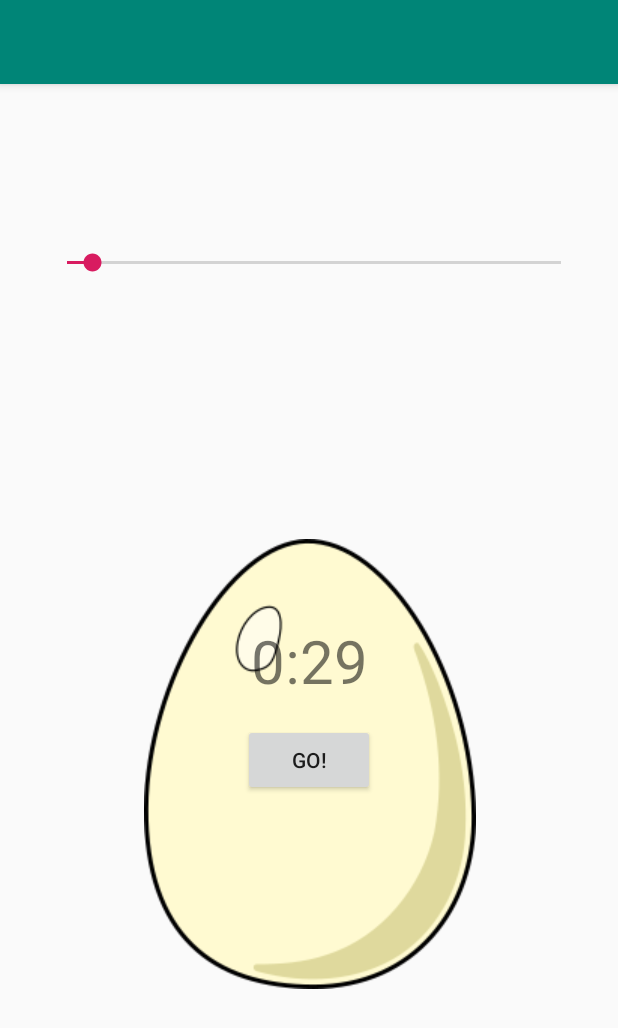
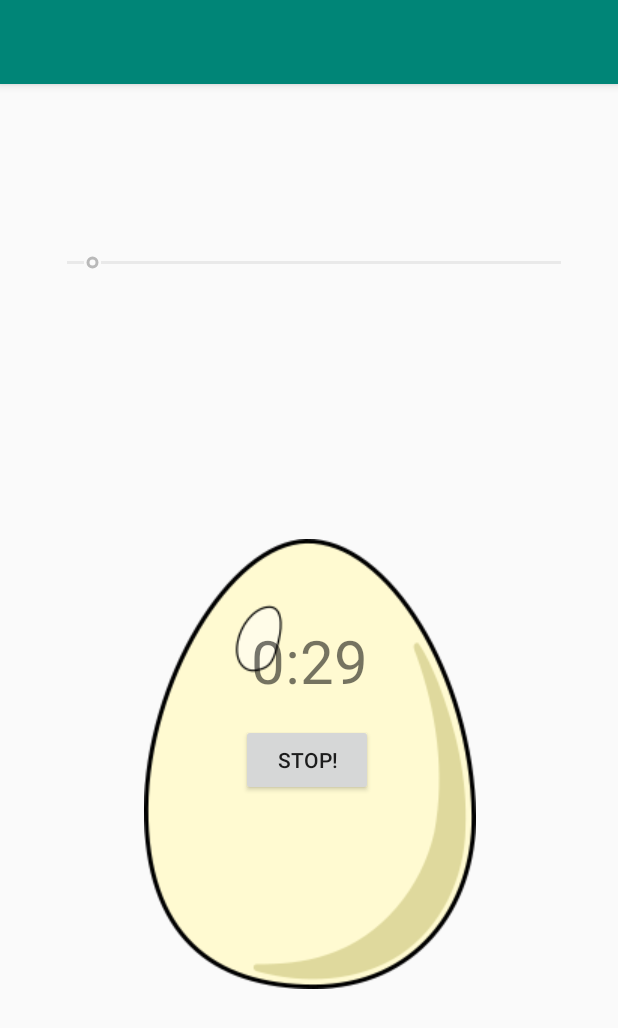
Before and after one commit to PiotrDawidziuk/EggTimer, an Android app: the screen it shows after launch (MainActivity), after a tap on "GO!", on a phone screen of 412 x 824 dp. Shown: the top 1028 px of the screen. Run offline under Robolectric (Android 15) with nearby library versions, the phone set to English and light mode, and no system bars.

Commit message:
button set to stop

```diff
--- a/app/src/main/java/pl/apka/eggtimerapp/MainActivity.java
+++ b/app/src/main/java/pl/apka/eggtimerapp/MainActivity.java
@@ -1,24 +1,28 @@
 package pl.apka.eggtimerapp;
 
+import android.media.MediaPlayer;
 import android.os.CountDownTimer;
 import android.support.v7.app.AppCompatActivity;
 import android.os.Bundle;
-import android.util.Log;
 import android.view.View;
+import android.widget.Button;
 import android.widget.SeekBar;
 import android.widget.TextView;
 
 public class MainActivity extends AppCompatActivity {
 
     TextView textView;
-
     SeekBar seekBar;
+    boolean counterIsActive = false;
+    Button button;
 
     public void buttonClicked (View view) {
 
-        Log.i("info", "button pressed");
+        counterIsActive = true;
+        seekBar.setEnabled(false);
+        button.setText("STOP!");
 
-        new CountDownTimer(seekBar.getProgress()*1000, 1000){
+        new CountDownTimer(seekBar.getProgress()*1000+100, 1000){
 
             @Override
             public void onTick(long l) {
@@ -27,7 +31,9 @@ public class MainActivity extends AppCompatActivity {
 
             @Override
             public void onFinish() {
-                Log.i("info", "Finish");
+                MediaPlayer mediaPlayer = MediaPlayer.create(getApplicationContext(),R.raw.bell);
+                mediaPlayer.start();
+
             }
         }.start();
 
@@ -57,6 +63,8 @@ public class MainActivity extends AppCompatActivity {
 
         textView = findViewById(R.id.textView);
 
+        button = findViewById(R.id.goButton);
+
         seekBar.setMax(600);
 
         seekBar.setProgress(30);
--- a/app/src/main/res/layout/activity_main.xml
+++ b/app/src/main/res/layout/activity_main.xml
@@ -51,14 +51,17 @@
         app:layout_constraintTop_toTopOf="parent" />
 
     <Button
-        android:id="@+id/button"
+        android:id="@+id/goButton"
         android:layout_width="wrap_content"
         android:layout_height="wrap_content"
         android:layout_marginTop="15dp"
+        android:layout_marginEnd="3dp"
+        android:layout_marginRight="3dp"
         android:onClick="buttonClicked"
         android:text="Go!"
         app:layout_constraintEnd_toEndOf="parent"
         app:layout_constraintHorizontal_bias="0.5"
         app:layout_constraintStart_toStartOf="parent"
-        app:layout_constraintTop_toBottomOf="@+id/textView" />
+        app:layout_constraintTop_toBottomOf="@+id/textView"
+        tools:text="Go!" />
 </android.support.constraint.ConstraintLayout>
```
